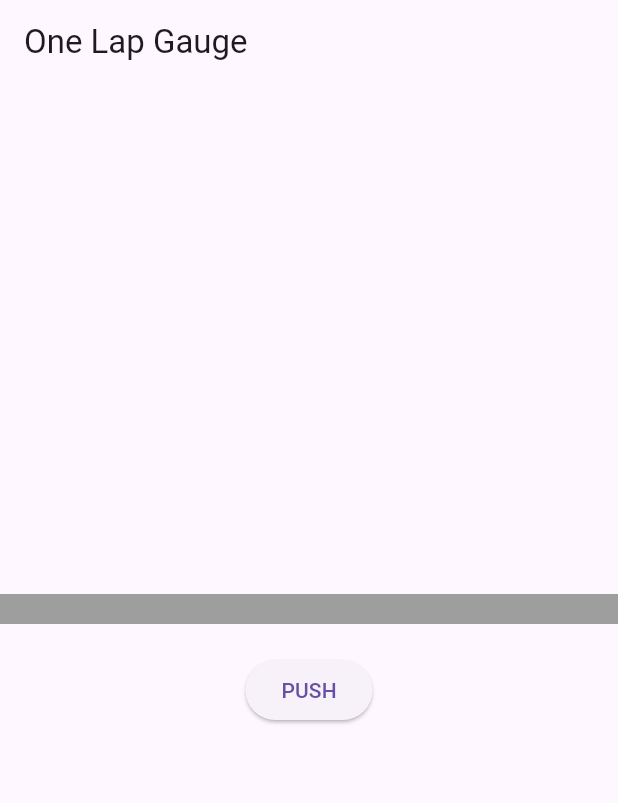
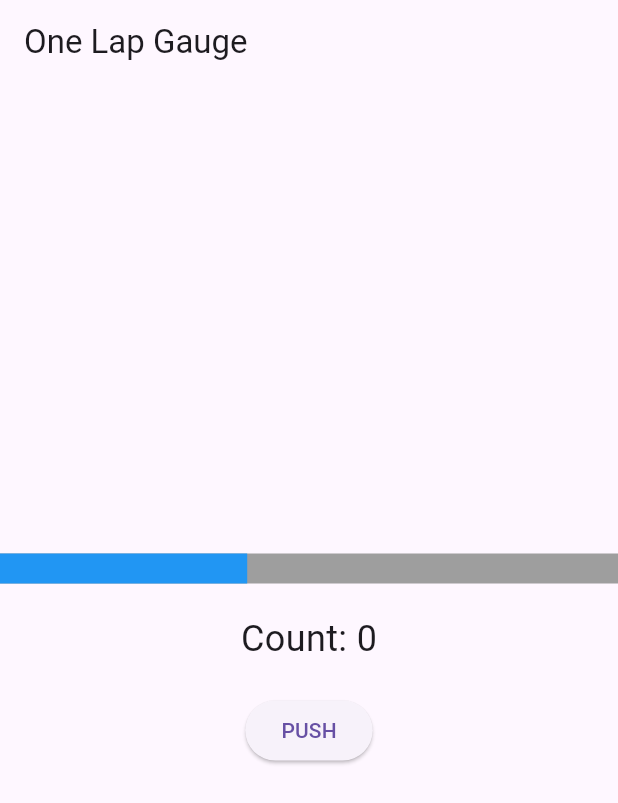
Before and after one commit to 432ihsoh/Bitabita, a Flutter app: the screen it shows after launch, on a phone screen of 412 x 824 dp. Shown: the top 803 px of the screen. Run offline on Flutter 3.47's test engine with Material 3 defaults, Android fonts, the phone set to English and light mode, and no system bars.

Commit message:
PUSHを押すとカウントを加算・表示

```diff
--- a/slot_machine/lib/One_lap_gauge.dart
+++ b/slot_machine/lib/One_lap_gauge.dart
@@ -11,13 +11,14 @@
 class _OneLapGaugeState extends State<OneLapGauge>
     with SingleTickerProviderStateMixin {
   late AnimationController _controller;
-  final FocusNode _focusNode = FocusNode(); // FocusNodeを定義
+  int _count = 0;
+  final FocusNode _focusNode = FocusNode();
 
   @override
   void initState() {
     super.initState();
     _controller = AnimationController(
-      duration: const Duration(milliseconds: 780),
+      duration: const Duration(milliseconds: 750),
       vsync: this,
     )..repeat();
   }
@@ -32,9 +33,15 @@
   void _handleKeyEvent(RawKeyEvent event) {
     if (event.logicalKey == LogicalKeyboardKey.space &&
         event.runtimeType == RawKeyDownEvent) {
-      // スペースキーが押された時の処理
-      print('PUSHボタンが押されました (スペースキー)');
+      _incrementCounter();
+      _count--;
     }
+  }
+
+  void _incrementCounter() {
+    setState(() {
+      _count++;
+    });
   }
 
   @override
@@ -59,16 +66,19 @@
             },
           ),
           const SizedBox(height: 20),
+          Text(
+            'Count: $_count',
+            style: const TextStyle(fontSize: 24),
+          ),
+          const SizedBox(height: 20),
           ElevatedButton(
-            autofocus: true, // ボタンに自動的にフォーカスを当てる
+            autofocus: true,
             onFocusChange: (hasFocus) {
               if (!hasFocus) {
-                _focusNode.requestFocus(); // フォーカスが外れたら再取得
+                _focusNode.requestFocus();
               }
             },
-            onPressed: () {
-              print('PUSHボタンが押されました');
-            },
+            onPressed: _incrementCounter,
             child: const Text('PUSH'),
           ),
         ],
```
